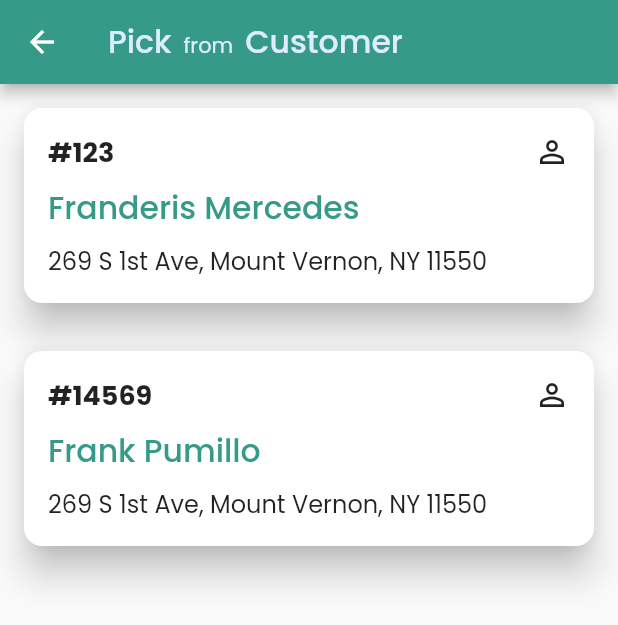
After one commit to Habib-Shahzad/app-mobile-washpro, a Flutter app: the HomeScreen screen opened by its route, after a tap on "Pickup", on a phone screen of 412 x 824 dp. The commit adds this screen. Shown: the top 625 px of the screen. Run offline on Flutter 3.47's test engine with Material 2 defaults, Android fonts, the phone set to English and light mode, and no system bars; our stand-ins replace auto_route, bloc, equatable, flutter_bloc, flutter_form_builder, form_builder_validators and 4 more; accounts and stored records are empty.

Commit message:
PickUp From Customer Screen 😇🤩

```diff
--- a/lib/business_logic/blocs/auth_wrapper/bloc.dart
+++ b/lib/business_logic/blocs/auth_wrapper/bloc.dart
@@ -5,10 +5,12 @@ part 'event.dart';
 part 'state.dart';
 
 class AuthWrapperBloc extends Bloc<AuthWrapperEvent, AuthWrapperState> {
-  AuthWrapperBloc() : super(OnNavigatorScreen()){
-    on<NavigateToNavigatorScreen>((event,emit){
-      emit(OnNavigatorScreen());
+  AuthWrapperBloc() : super(OnHomeScreen()) {
+    on<NavigateToHomeScreen>((event, emit) {
+      emit(OnHomeScreen());
+    });
+    on<NavigateToPickFromCustomerScreen>((event, emit) async {
+      emit(OnPickFromCustomerScreen());
     });
   }
-
 }
--- a/lib/business_logic/blocs/auth_wrapper/event.dart
+++ b/lib/business_logic/blocs/auth_wrapper/event.dart
@@ -7,4 +7,6 @@ abstract class AuthWrapperEvent extends Equatable {
   List<Object> get props => [];
 }
 
-class NavigateToNavigatorScreen extends AuthWrapperEvent {}
+class NavigateToPickFromCustomerScreen extends AuthWrapperEvent {}
+
+class NavigateToHomeScreen extends AuthWrapperEvent {}
--- a/lib/business_logic/blocs/auth_wrapper/state.dart
+++ b/lib/business_logic/blocs/auth_wrapper/state.dart
@@ -7,4 +7,6 @@ abstract class AuthWrapperState extends Equatable {
   List<Object> get props => [];
 }
 
-class OnNavigatorScreen extends AuthWrapperState {}
+class OnHomeScreen extends AuthWrapperState {}
+
+class OnPickFromCustomerScreen extends AuthWrapperState {}
--- a/lib/presentation/screens/auth_wrapper/screen.dart
+++ b/lib/presentation/screens/auth_wrapper/screen.dart
@@ -3,6 +3,11 @@ import 'package:flutter/material.dart';
 import 'package:flutter_bloc/flutter_bloc.dart';
 import 'package:washpro/business_logic/blocs/auth_wrapper/bloc.dart';
 import 'package:washpro/routes/routes.gr.dart';
+
+Map<Type, dynamic> routeMap = {
+  OnHomeScreen: const HomeRoute(),
+  OnPickFromCustomerScreen: const PickFromCustomerRoute(),
+};
 
 @RoutePage()
 class AuthWrapperScreen extends StatelessWidget {
@@ -16,7 +21,7 @@ class AuthWrapperScreen extends StatelessWidget {
       child: BlocBuilder<AuthWrapperBloc, AuthWrapperState>(
         builder: (context, state) {
           return AutoRouter.declarative(routes: (_) {
-            return [const HomeRoute()];
+            return [routeMap[state.runtimeType]];
           });
         },
       ),
--- /dev/null
+++ b/lib/presentation/screens/pick_from_customer/pickup_card.dart
@@ -0,0 +1,61 @@
+import 'package:flutter/material.dart';
+
+class Customer {
+  final String number;
+  final String name;
+  final String address;
+
+  Customer({required this.number, required this.name, required this.address});
+}
+
+class PickupCard extends StatelessWidget {
+  final Customer customer;
+
+  const PickupCard({super.key, required this.customer});
+
+  @override
+  Widget build(BuildContext context) {
+    return Card(
+      shape: RoundedRectangleBorder(
+        borderRadius: BorderRadius.circular(12.0),
+      ),
+      elevation: 10.0,
+      margin: const EdgeInsets.all(16.0),
+      child: Padding(
+        padding: const EdgeInsets.all(16.0),
+        child: Column(
+          crossAxisAlignment: CrossAxisAlignment.start,
+          children: [
+            Row(
+              mainAxisAlignment: MainAxisAlignment.spaceBetween,
+              children: [
+                Text(
+                  '#${customer.number}',
+                  style: const TextStyle(
+                    fontWeight: FontWeight.bold,
+                    fontSize: 18.0,
+                  ),
+                ),
+                const Icon(Icons.person_outline),
+              ],
+            ),
+            const SizedBox(height: 8.0),
+            Text(
+              customer.name,
+              style: Theme.of(context).textTheme.bodyLarge!.copyWith(
+                    color: Theme.of(context).colorScheme.primary,
+                  ),
+            ),
+            const SizedBox(height: 8.0),
+            Text(
+              customer.address,
+              style: const TextStyle(
+                fontSize: 16.0,
+              ),
+            ),
+          ],
+        ),
+      ),
+    );
+  }
+}
--- /dev/null
+++ b/lib/presentation/screens/pick_from_customer/screen.dart
@@ -0,0 +1,84 @@
+import 'package:auto_route/auto_route.dart';
+import 'package:flutter/material.dart';
+import 'package:flutter_bloc/flutter_bloc.dart';
+import 'package:washpro/business_logic/blocs/auth_wrapper/bloc.dart';
+
+import 'pickup_card.dart';
+
+@RoutePage()
+class PickFromCustomerScreen extends StatelessWidget {
+  const PickFromCustomerScreen({super.key});
+
+  @override
+  Widget build(BuildContext context) {
+    Future<bool> navigateToHome() async {
+      BlocProvider.of<AuthWrapperBloc>(context).add(NavigateToHomeScreen());
+      return false;
+    }
+
+    return WillPopScope(
+      onWillPop: navigateToHome,
+      child: Scaffold(
+        appBar: AppBar(
+          leading: IconButton(
+            icon: const Icon(Icons.arrow_back),
+            onPressed: navigateToHome,
+          ),
+          title: Row(
+            crossAxisAlignment: CrossAxisAlignment.baseline,
+            textBaseline: TextBaseline.alphabetic,
+            children: [
+              Padding(
+                padding: const EdgeInsets.only(right: 8.0),
+                child: Text(
+                  'Pick',
+                  style: Theme.of(context)
+                      .textTheme
+                      .bodyLarge!
+                      .copyWith(color: Theme.of(context).colorScheme.secondary),
+                ),
+              ),
+              Padding(
+                padding: const EdgeInsets.only(right: 8.0),
+                child: Text(
+                  'from',
+                  style: Theme.of(context)
+                      .textTheme
+                      .bodyMedium!
+                      .copyWith(color: Theme.of(context).colorScheme.secondary),
+                ),
+              ),
+              Text(
+                'Customer',
+                style: Theme.of(context)
+                    .textTheme
+                    .bodyLarge!
+                    .copyWith(color: Theme.of(context).colorScheme.secondary),
+              ),
+            ],
+          ),
+        ),
+        body: Center(
+          child: Column(
+            children: [
+              PickupCard(
+                customer: Customer(
+                  number: '123',
+                  name: 'Franderis Mercedes',
+                  address: '269 S 1st Ave, Mount Vernon, NY 11550',
+                ),
+              ),
+              PickupCard(
+                customer: Customer(
+                  number: '14569',
+                  name: 'Frank Pumillo',
+                  address: '269 S 1st Ave, Mount Vernon, NY 11550',
+                ),
+              ),
+            ],
+          ),
+        ),
+      ),
+    );
+  }
+}
--- a/lib/presentation/screens/unauth_wrapper/screen.dart
+++ b/lib/presentation/screens/unauth_wrapper/screen.dart
@@ -6,7 +6,6 @@ import 'package:washpro/routes/routes.gr.dart';
 
 @RoutePage()
 class UnAuthWrapperScreen extends StatelessWidget {
-  static const String route = '/unauth';
   const UnAuthWrapperScreen({Key? key}) : super(key: key);
 
   @override
--- a/lib/routes/routes.dart
+++ b/lib/routes/routes.dart
@@ -5,9 +5,10 @@ import 'package:washpro/routes/routes.gr.dart';
 class AppRouter extends $AppRouter {
   @override
   List<AutoRoute> get routes => [
-        AutoRoute(
-            page: AuthWrapperRoute.page,
-            children: [AutoRoute(page: HomeRoute.page)]),
+        AutoRoute(page: AuthWrapperRoute.page, children: [
+          AutoRoute(page: HomeRoute.page),
+          AutoRoute(page: PickFromCustomerRoute.page),
+        ]),
         AutoRoute(initial: true, page: UnAuthWrapperRoute.page, children: [
           AutoRoute(page: LoginRoute.page),
           AutoRoute(page: ForgotPasswordRoute.page),
```
Also changed, not shown: lib/presentation/screens/forgot_password/screen.dart (+18 -9 lines), lib/presentation/screens/home/screen.dart (+34 -2 lines), lib/presentation/screens/pickup_all/screen.dart (deleted, +0 -16 lines), lib/routes/routes.gr.dart.
